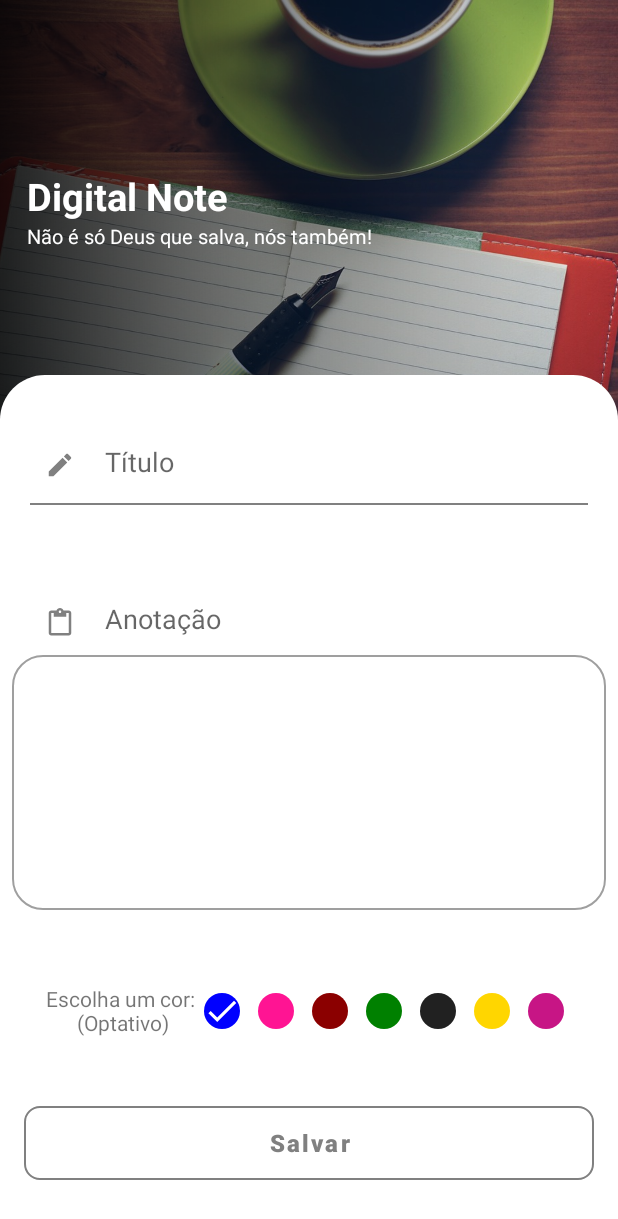
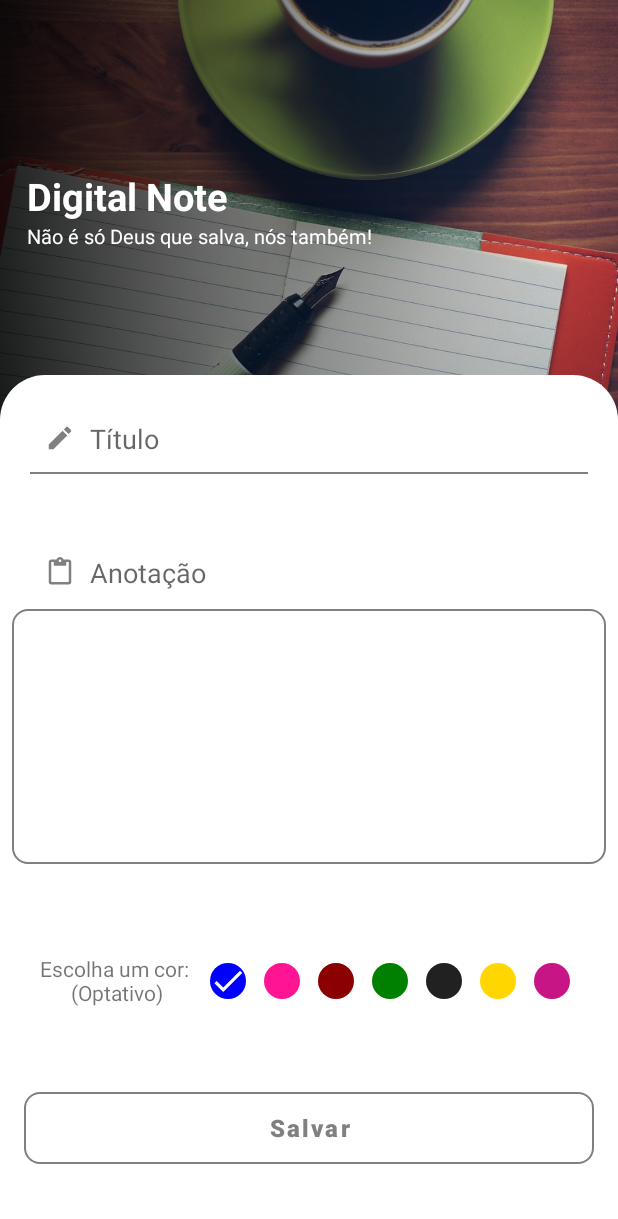
Before and after one commit to jeduardosa/Portifolio, an Android app: the EditNoteActivity screen opened directly, with no data from a screen before it, on a phone screen of 412 x 824 dp. Shown: the top 1219 px of the screen. Run offline under Robolectric (Android 15) with nearby library versions, the phone set to English and light mode, and no system bars.

Commit message:
Layout refatoração

```diff
--- a/app/src/main/java/learn/project/digitalnoteapp/model/NoteModel.kt
+++ b/app/src/main/java/learn/project/digitalnoteapp/model/NoteModel.kt
@@ -16,5 +16,12 @@ class NoteModel {
 
     @ColumnInfo(name = "annotation")
     var annotation: String = ""
+/*
+    @ColumnInfo(name = "date")
+    var createDate: String = ""
+
+    @ColumnInfo(name = "favorites")
+    var favorites: String = ""
+    */
 
 }
--- a/app/src/main/java/learn/project/digitalnoteapp/repository/NoteDAO.kt
+++ b/app/src/main/java/learn/project/digitalnoteapp/repository/NoteDAO.kt
@@ -21,9 +21,13 @@ interface NoteDAO {
     @Query("SELECT * FROM Note")
     fun getLoad(): List<NoteModel>
 
+
 }
 
 /*
+    @Query("SELECT * FROM Note WHERE date")
+    fun getDate(createDate: String): List<NoteModel>
+
     @Query("SELECT * FROM Note WHERE id = :id AND title = :title AND annotation = :annotation")
     fun get(id: Int, title: String, annotation: String): NoteModel
  */
--- a/app/src/main/java/learn/project/digitalnoteapp/repository/NoteRepository.kt
+++ b/app/src/main/java/learn/project/digitalnoteapp/repository/NoteRepository.kt
@@ -1,7 +1,13 @@
 package learn.project.digitalnoteapp.repository
 
 import android.content.Context
+import android.os.Build
+import androidx.annotation.RequiresApi
 import learn.project.digitalnoteapp.model.NoteModel
+import java.text.SimpleDateFormat
+import java.time.LocalDateTime
+import java.time.format.DateTimeFormatter
+import java.util.*
 
 class NoteRepository private constructor(context: Context) {
 
@@ -10,7 +16,9 @@ class NoteRepository private constructor(context: Context) {
     companion object {
         private lateinit var repository: NoteRepository
 
+
         fun getInstance(context: Context): NoteRepository {
+
             if (!::repository.isInitialized) {
                 repository = NoteRepository(context)
             }
@@ -19,6 +27,7 @@ class NoteRepository private constructor(context: Context) {
     }
 
     fun insert(note: NoteModel): Boolean {
+
         return noteDatabase.insert(note) > 0
     }
 
@@ -39,4 +48,7 @@ class NoteRepository private constructor(context: Context) {
         return noteDatabase.getLoad()
     }
 
+    fun getDate() {
+        //return SimpleDateFormat("dd/MM/yyyy").format(trans.created_date.toDate())
+    }
 }
--- a/app/src/main/java/learn/project/digitalnoteapp/view/EditNoteActivity.kt
+++ b/app/src/main/java/learn/project/digitalnoteapp/view/EditNoteActivity.kt
@@ -1,7 +1,9 @@
 package learn.project.digitalnoteapp.view
 
+import android.app.DatePickerDialog
 import android.os.Bundle
 import android.view.View
+import android.widget.DatePicker
 import android.widget.Toast
 import androidx.appcompat.app.AppCompatActivity
 import androidx.lifecycle.Observer
@@ -11,28 +13,34 @@ import learn.project.digitalnoteapp.constants.DataBaseConstants
 import learn.project.digitalnoteapp.databinding.ActivityEditNoteBinding
 import learn.project.digitalnoteapp.model.NoteModel
 import learn.project.digitalnoteapp.viewmodel.EditNoteViewModel
+import java.text.SimpleDateFormat
+import java.util.*
 
-class EditNoteActivity : AppCompatActivity(), View.OnClickListener {
+class EditNoteActivity : AppCompatActivity(), View.OnClickListener{
 
     private lateinit var binding: ActivityEditNoteBinding
     private lateinit var viewModel: EditNoteViewModel
     private var noteId = 0
+    private val dateFormat = SimpleDateFormat("dd/MM/yyyy")
+
+
 
     override fun onCreate(savedInstanceState: Bundle?) {
         super.onCreate(savedInstanceState)
 
         binding = ActivityEditNoteBinding.inflate(layoutInflater)
         setContentView(binding.root)
-
+        supportActionBar?.hide()
         viewModel = ViewModelProvider(this).get(EditNoteViewModel::class.java)
 
         binding.btnSalvar.setOnClickListener(this)
 
         observe()
-        loadData()
+        //loadData()
     }
 
     override fun onClick(v: View?) {
+
         if (v!!.id == R.id.btnSalvar) {
             val title = binding.editTitle.text.toString()
             val annotation = binding.editAnnotation.text.toString()
@@ -60,7 +68,6 @@ class EditNoteActivity : AppCompatActivity(), View.OnClickListener {
         })
     }
 
-
     private fun loadData() {
         val bundle = intent.extras
         if (bundle != null) {
@@ -69,4 +76,5 @@ class EditNoteActivity : AppCompatActivity(), View.OnClickListener {
         }
     }
 
+
 }
--- a/app/src/main/java/learn/project/digitalnoteapp/view/MainActivity.kt
+++ b/app/src/main/java/learn/project/digitalnoteapp/view/MainActivity.kt
@@ -22,6 +22,7 @@ class MainActivity : AppCompatActivity() {
 
         binding = ActivityMainBinding.inflate(layoutInflater)
         setContentView(binding.root)
+        supportActionBar?.hide()
 
         viewModel = ViewModelProvider(this).get(MainViewModel::class.java)
 
--- a/app/src/main/java/learn/project/digitalnoteapp/view/SplashScreen.kt
+++ b/app/src/main/java/learn/project/digitalnoteapp/view/SplashScreen.kt
@@ -16,7 +16,7 @@ class SplashScreen : AppCompatActivity() {
         Handler(Looper.getMainLooper()).postDelayed({
             startActivity(Intent(this, MainActivity::class.java))
             finish()
-        },3000)
+        },2000)
 
     }
 }
--- a/app/src/main/java/learn/project/digitalnoteapp/view/holder/NoteViewHolder.kt
+++ b/app/src/main/java/learn/project/digitalnoteapp/view/holder/NoteViewHolder.kt
@@ -13,10 +13,17 @@ class NoteViewHolder(private val bind: NoteModelListBinding, private val listene
 
         bind.textTitle.text = note.title
         bind.textAnnotation.text = note.annotation
+        //bind.txtCreateDate.text = note.createDate
+
 
         bind.textAnnotation.setOnClickListener {
             listener.onClick(note.id)
         }
+        bind.masterConstraint.setOnClickListener {
+            listener.onClick(note.id)
+        }
+
+
         //Confirmação de delete
         bind.textAnnotation.setOnLongClickListener {
 
--- a/app/src/main/java/learn/project/digitalnoteapp/viewmodel/EditNoteViewModel.kt
+++ b/app/src/main/java/learn/project/digitalnoteapp/viewmodel/EditNoteViewModel.kt
@@ -1,6 +1,8 @@
 package learn.project.digitalnoteapp.viewmodel
 
 import android.app.Application
+import android.os.Build
+import androidx.annotation.RequiresApi
 import androidx.lifecycle.AndroidViewModel
 import androidx.lifecycle.LiveData
 import androidx.lifecycle.MutableLiveData
@@ -17,9 +19,11 @@ class EditNoteViewModel(application: Application) : AndroidViewModel(application
     private val _saveNote = MutableLiveData<String>()
     val saveNote: LiveData<String> = _saveNote
 
+
     fun save(note: NoteModel) {
         if (note.id == 0) {
             if (repository.insert(note)) {
+
                 _saveNote.value = "Inserção com sucesso"
             } else {
                 _saveNote.value = "Falha"
--- a/app/src/main/java/learn/project/digitalnoteapp/viewmodel/MainViewModel.kt
+++ b/app/src/main/java/learn/project/digitalnoteapp/viewmodel/MainViewModel.kt
@@ -1,6 +1,8 @@
 package learn.project.digitalnoteapp.viewmodel
 
 import android.app.Application
+import android.os.Build
+import androidx.annotation.RequiresApi
 import androidx.lifecycle.AndroidViewModel
 import androidx.lifecycle.LiveData
 import androidx.lifecycle.MutableLiveData
@@ -21,4 +23,5 @@ class MainViewModel(application: Application) : AndroidViewModel(application) {
     fun delete(id: Int) {
         repository.delete(id)
     }
+
 }
--- a/app/src/main/res/layout/activity_edit_note.xml
+++ b/app/src/main/res/layout/activity_edit_note.xml
@@ -61,7 +61,7 @@
         app:layout_constraintStart_toStartOf="parent" />
 
     <androidx.constraintlayout.widget.ConstraintLayout
-        android:id="@+id/constraintLayout"
+        android:id="@+id/mainConstraintLayout"
         android:layout_width="match_parent"
         android:layout_height="0dp"
         android:background="@drawable/style_camp_text_background"
@@ -72,26 +72,20 @@
 
     <EditText
         android:id="@+id/editTitle"
-        android:layout_width="match_parent"
-        android:layout_height="35dp"
-        android:layout_marginStart="10dp"
-        android:layout_marginTop="10dp"
-        android:layout_marginEnd="10dp"
-        android:background="@android:color/transparent"
+        style="@style/Default_edit_titles"
+        android:layout_width="200dp"
+        android:layout_height="wrap_content"
         android:hint="@string/title"
-        android:imeOptions="actionNext"
-        android:paddingStart="60dp"
-        android:paddingEnd="10dp"
+        app:layout_constraintStart_toEndOf="@+id/img_writing"
         app:layout_constraintTop_toBottomOf="@id/imageHeader" />
 
     <ImageView
-        android:layout_width="20dp"
-        android:layout_height="20dp"
-        android:layout_marginStart="20dp"
-        android:layout_marginTop="10dp"
+        android:id="@+id/img_writing"
+        style="@style/Default_imageVector_for_titles"
         android:src="@drawable/ic_writing"
-        app:layout_constraintStart_toStartOf="@+id/editTitle"
-        app:layout_constraintTop_toTopOf="@+id/editTitle"
+        app:layout_constraintEnd_toStartOf="@+id/editTitle"
+        app:layout_constraintStart_toStartOf="parent"
+        app:layout_constraintTop_toBottomOf="@id/imageHeader"
         app:tint="@color/secondaryLightColor" />
 
     <View
@@ -108,33 +102,27 @@
         android:id="@+id/constraintLayoutAnnotation"
         android:layout_width="match_parent"
         android:layout_height="210dp"
-        android:layout_marginTop="25dp"
+        android:layout_marginTop="5dp"
         android:background="@null"
-        app:layout_constraintTop_toBottomOf="@id/viewDividerForTitle"
-        app:layout_constraintBottom_toTopOf="@+id/linearNoteColor">
+        app:layout_constraintBottom_toTopOf="@+id/linearNoteColor"
+        app:layout_constraintTop_toBottomOf="@id/viewDividerForTitle">
 
         <TextView
             android:id="@+id/textAnnotation"
-            android:layout_width="match_parent"
+            style="@style/Default_edit_titles"
+            android:layout_width="wrap_content"
             android:layout_height="wrap_content"
-            android:layout_marginStart="10dp"
-            android:layout_marginEnd="10dp"
-            android:background="@android:color/transparent"
             android:gravity="start|left"
             android:hint="@string/annotation"
-            android:paddingStart="60dp"
-            android:paddingEnd="10dp"
             android:textSize="18sp"
-            app:layout_constraintTop_toBottomOf="@+id/viewDividerForTitle"
-            tools:ignore="NotSibling" />
+            app:layout_constraintStart_toEndOf="@+id/img_clipboard"
+            app:layout_constraintTop_toTopOf="@+id/constraintLayoutAnnotation" />
 
         <ImageView
-            android:layout_width="20dp"
-            android:layout_height="20dp"
-            android:layout_marginStart="20dp"
-            android:layout_marginTop="5dp"
+            android:id="@+id/img_clipboard"
+            style="@style/Default_imageVector_for_titles"
             android:src="@drawable/ic_clipboard"
-            app:layout_constraintStart_toStartOf="@+id/textAnnotation"
+            app:layout_constraintStart_toStartOf="parent"
             app:layout_constraintTop_toTopOf="@+id/textAnnotation"
             app:tint="@color/secondaryLightColor" />
 
@@ -145,25 +133,15 @@
             android:layout_marginStart="8dp"
             android:layout_marginTop="12dp"
             android:layout_marginEnd="8dp"
-            android:background="@android:color/transparent"
+            android:background="@drawable/style_button_background"
+            app:backgroundTint="@color/secondaryLightColor"
             android:gravity="start|left"
-            android:paddingStart="60dp"
-            android:paddingEnd="10dp"
-            app:layout_constraintEnd_toEndOf="parent"
-            app:layout_constraintStart_toStartOf="parent"
-            app:layout_constraintTop_toBottomOf="@id/textAnnotation"/>
-
-        <View
-            android:id="@+id/viewDividerForAnnotation"
-            android:layout_width="match_parent"
-            android:layout_height="170dp"
-            android:layout_marginStart="8dp"
-            android:layout_marginTop="12dp"
-            android:layout_marginEnd="8dp"
-            android:background="@drawable/style_layer_list"
+            android:padding="5dp"
             app:layout_constraintEnd_toEndOf="parent"
             app:layout_constraintStart_toStartOf="parent"
             app:layout_constraintTop_toBottomOf="@id/textAnnotation" />
+
+
 
     </androidx.constraintlayout.widget.ConstraintLayout>
 
@@ -171,8 +149,8 @@
         android:id="@+id/linearNoteColor"
         android:layout_width="wrap_content"
         android:layout_height="wrap_content"
+        android:layout_marginTop="8dp"
         android:orientation="horizontal"
-        android:layout_marginTop="8dp"
         app:layout_constraintBottom_toTopOf="@+id/btnSalvar"
         app:layout_constraintEnd_toEndOf="parent"
         app:layout_constraintStart_toStartOf="parent"
@@ -182,59 +160,45 @@
             android:id="@+id/textNoteColor"
             android:layout_width="wrap_content"
             android:layout_height="wrap_content"
+            android:layout_marginEnd="8dp"
             android:text="Escolha um cor:\n (Optativo)"
             android:textAlignment="center" />
 
         <ImageView
-            android:layout_width="25dp"
-            android:layout_height="25dp"
-            android:layout_margin="5dp"
+            style="@style/Default_color_choices"
+            android:background="@drawable/style_pick_note_color"
             android:backgroundTint="@color/blue"
-            android:background="@drawable/style_pick_note_color"
-            android:src="@drawable/ic_check"
-            />
+            android:src="@drawable/ic_check" />
 
         <ImageView
-            android:layout_width="25dp"
-            android:layout_height="25dp"
-            android:layout_margin="5dp"
-            android:backgroundTint="@color/deepPink"
-            android:background="@drawable/style_pick_note_color" />
+            style="@style/Default_color_choices"
+            android:background="@drawable/style_pick_note_color"
+            android:backgroundTint="@color/deepPink" />
 
         <ImageView
-            android:layout_width="25dp"
-            android:layout_height="25dp"
-            android:layout_margin="5dp"
-            android:backgroundTint="@color/dark_red"
-            android:background="@drawable/style_pick_note_color" />
+            style="@style/Default_color_choices"
+            android:background="@drawable/style_pick_note_color"
+            android:backgroundTint="@color/dark_red" />
 
         <ImageView
-            android:layout_width="25dp"
-            android:layout_height="25dp"
-            android:layout_margin="5dp"
-            android:backgroundTint="@color/green"
-            android:background="@drawable/style_pick_note_color" />
+            style="@style/Default_color_choices"
+            android:background="@drawable/style_pick_note_color"
+            android:backgroundTint="@color/green" />
 
         <ImageView
-            android:layout_width="25dp"
-            android:layout_height="25dp"
-            android:layout_margin="5dp"
-            android:backgroundTint="@color/gray"
-            android:background="@drawable/style_pick_note_color" />
+            style="@style/Default_color_choices"
+            android:background="@drawable/style_pick_note_color"
+            android:backgroundTint="@color/gray" />
 
         <ImageView
-            android:layout_width="25dp"
-            android:layout_height="25dp"
-            android:layout_margin="5dp"
-            android:backgroundTint="@color/primaryColor"
-            android:background="@drawable/style_pick_note_color"/>
+            style="@style/Default_color_choices"
+            android:background="@drawable/style_pick_note_color"
+            android:backgroundTint="@color/primaryColor" />
 
         <ImageView
-            android:layout_width="25dp"
-            android:layout_height="25dp"
-            android:layout_margin="5dp"
-            android:backgroundTint="@color/MediumVioletRed"
-            android:background="@drawable/style_pick_note_color" />
+            style="@style/Default_color_choices"
+            android:background="@drawable/style_pick_note_color"
+            android:backgroundTint="@color/MediumVioletRed" />
 
     </LinearLayout>
 
@@ -245,28 +209,17 @@
         android:layout_marginStart="16dp"
         android:layout_marginTop="8dp"
         android:layout_marginEnd="16dp"
-        android:background="@android:color/transparent"
+        android:background="@drawable/style_button_background"
         android:text="@string/save"
         android:textAllCaps="false"
         android:textColor="@color/secondaryLightColor"
         android:textSize="16sp"
         android:textStyle="bold"
-        app:layout_constraintTop_toBottomOf="@+id/linearNoteColor"
+        app:backgroundTint="@color/secondaryLightColor"
         app:layout_constraintBottom_toBottomOf="parent"
         app:layout_constraintEnd_toEndOf="parent"
-        app:layout_constraintStart_toStartOf="parent" />
+        app:layout_constraintStart_toStartOf="parent"
+        app:layout_constraintTop_toBottomOf="@+id/linearNoteColor" />
 
-    <View
-        android:id="@+id/viewbtnSalvar"
-        android:layout_width="match_parent"
-        android:layout_height="49dp"
-        android:layout_marginStart="16dp"
-        android:layout_marginTop="8dp"
-        android:layout_marginEnd="16dp"
-        android:background="@drawable/style_button_background"
-        app:layout_constraintTop_toBottomOf="@+id/linearNoteColor"
-        app:layout_constraintBottom_toBottomOf="parent"
-        app:layout_constraintEnd_toEndOf="parent"
-        app:layout_constraintStart_toStartOf="parent" />
 
 </androidx.constraintlayout.widget.ConstraintLayout>
--- a/app/src/main/res/values-night/strings.xml
+++ b/app/src/main/res/values-night/strings.xml
@@ -1,15 +1,11 @@
 <?xml version="1.0" encoding="utf-8"?>
 <resources>
     <string name="app_name">Digital Note</string>
-    <!-- TODO: Remove or change this placeholder text -->
 
     <string name="txtUltimaedicao">Ultima edição: </string>
     <string name="title_activity_edit_details_note">EditDetailsNote</string>
-    <string name="next">Next</string>
-    <string name="previous">Previous</string>
 
-    <string name="title_activity_note_list">NoteListActivity</string>
-    <string name="titulo">Título</string>
+
     <string name="anotacao">Digite sua anotação</string>
     <string name="title">Título</string>
     <string name="annotation">Anotação</string>
--- a/app/src/main/res/values/themes.xml
+++ b/app/src/main/res/values/themes.xml
@@ -32,4 +32,24 @@
     <style name="ProgressBar">
         <item name="colorOnPrimary">@color/primaryColor</item>
     </style>
+
+    <style name="Default_edit_titles">
+        <item name="android:layout_marginStart">10dp</item>
+        <item name="android:layout_marginEnd">10dp</item>
+        <item name="android:background">@android:color/transparent</item>
+    </style>
+
+    <style name="Default_imageVector_for_titles">
+        <item name="android:layout_width">20dp</item>
+        <item name="android:layout_height">20dp</item>
+        <item name="android:layout_marginStart">30dp</item>
+        <item name="android:layout_marginTop">2dp</item>
+    </style>
+
+    <style name="Default_color_choices">
+        <item name="android:layout_width">25dp</item>
+        <item name="android:layout_height">25dp</item>
+        <item name="android:layout_margin">5dp</item>
+    </style>
+
 </resources>
```
Also changed, not shown: 1 other file.
